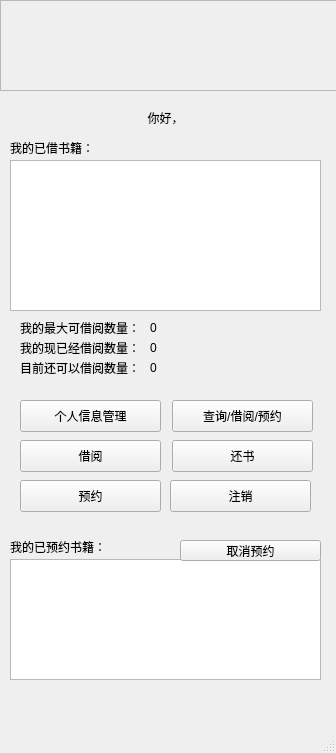
Before: the Qt Designer form readerbord.ui in duule/LMS, drawn with Qt 5.
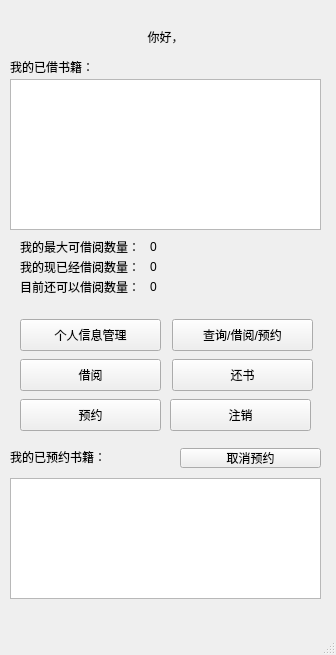
After: the same form once the commit is applied.

The edit to the form file:
```diff
--- a/readerbord.ui
+++ b/readerbord.ui
@@ -7,7 +7,7 @@
     <x>0</x>
     <y>0</y>
     <width>336</width>
-    <height>753</height>
+    <height>655</height>
    </rect>
   </property>
   <property name="windowTitle">
@@ -18,7 +18,7 @@
     <property name="geometry">
      <rect>
       <x>0</x>
-      <y>110</y>
+      <y>29</y>
       <width>331</width>
       <height>16</height>
      </rect>
@@ -30,27 +30,11 @@
      <set>Qt::AlignCenter</set>
     </property>
    </widget>
-   <widget class="QFrame" name="frame">
-    <property name="geometry">
-     <rect>
-      <x>0</x>
-      <y>0</y>
-      <width>341</width>
-      <height>91</height>
-     </rect>
-    </property>
-    <property name="frameShape">
-     <enum>QFrame::StyledPanel</enum>
-    </property>
-    <property name="frameShadow">
-     <enum>QFrame::Raised</enum>
-    </property>
-   </widget>
    <widget class="QLabel" name="label_2">
     <property name="geometry">
      <rect>
       <x>10</x>
-      <y>140</y>
+      <y>59</y>
       <width>111</width>
       <height>16</height>
      </rect>
@@ -63,7 +47,7 @@
     <property name="geometry">
      <rect>
       <x>20</x>
-      <y>400</y>
+      <y>319</y>
       <width>141</width>
       <height>32</height>
      </rect>
@@ -76,7 +60,7 @@
     <property name="geometry">
      <rect>
       <x>172</x>
-      <y>400</y>
+      <y>319</y>
       <width>141</width>
       <height>32</height>
      </rect>
@@ -89,7 +73,7 @@
     <property name="geometry">
      <rect>
       <x>20</x>
-      <y>440</y>
+      <y>359</y>
       <width>141</width>
       <height>32</height>
      </rect>
@@ -102,7 +86,7 @@
     <property name="geometry">
      <rect>
       <x>172</x>
-      <y>440</y>
+      <y>359</y>
       <width>141</width>
       <height>32</height>
      </rect>
@@ -115,7 +99,7 @@
     <property name="geometry">
      <rect>
       <x>20</x>
-      <y>320</y>
+      <y>239</y>
       <width>131</width>
       <height>16</height>
      </rect>
@@ -128,7 +112,7 @@
     <property name="geometry">
      <rect>
       <x>150</x>
-      <y>320</y>
+      <y>239</y>
       <width>161</width>
       <height>16</height>
      </rect>
@@ -141,7 +125,7 @@
     <property name="geometry">
      <rect>
       <x>20</x>
-      <y>340</y>
+      <y>259</y>
       <width>131</width>
       <height>16</height>
      </rect>
@@ -154,7 +138,7 @@
     <property name="geometry">
      <rect>
       <x>150</x>
-      <y>340</y>
+      <y>259</y>
       <width>161</width>
       <height>16</height>
      </rect>
@@ -167,7 +151,7 @@
     <property name="geometry">
      <rect>
       <x>150</x>
-      <y>360</y>
+      <y>279</y>
       <width>161</width>
       <height>16</height>
      </rect>
@@ -180,7 +164,7 @@
     <property name="geometry">
      <rect>
       <x>20</x>
-      <y>360</y>
+      <y>279</y>
       <width>131</width>
       <height>16</height>
      </rect>
@@ -193,7 +177,7 @@
     <property name="geometry">
      <rect>
       <x>170</x>
-      <y>480</y>
+      <y>399</y>
       <width>141</width>
       <height>32</height>
      </rect>
@@ -206,7 +190,7 @@
     <property name="geometry">
      <rect>
       <x>20</x>
-      <y>480</y>
+      <y>399</y>
       <width>141</width>
       <height>32</height>
      </rect>
@@ -219,7 +203,7 @@
     <property name="geometry">
      <rect>
       <x>10</x>
-      <y>160</y>
+      <y>79</y>
       <width>311</width>
       <height>151</height>
      </rect>
@@ -229,7 +213,7 @@
     <property name="geometry">
      <rect>
       <x>10</x>
-      <y>559</y>
+      <y>478</y>
       <width>311</width>
       <height>121</height>
      </rect>
@@ -239,7 +223,7 @@
     <property name="geometry">
      <rect>
       <x>10</x>
-      <y>539</y>
+      <y>449</y>
       <width>111</width>
       <height>16</height>
      </rect>
@@ -252,9 +236,9 @@
     <property name="geometry">
      <rect>
       <x>180</x>
-      <y>540</y>
+      <y>448</y>
       <width>141</width>
-      <height>21</height>
+      <height>20</height>
      </rect>
     </property>
     <property name="text">
```
